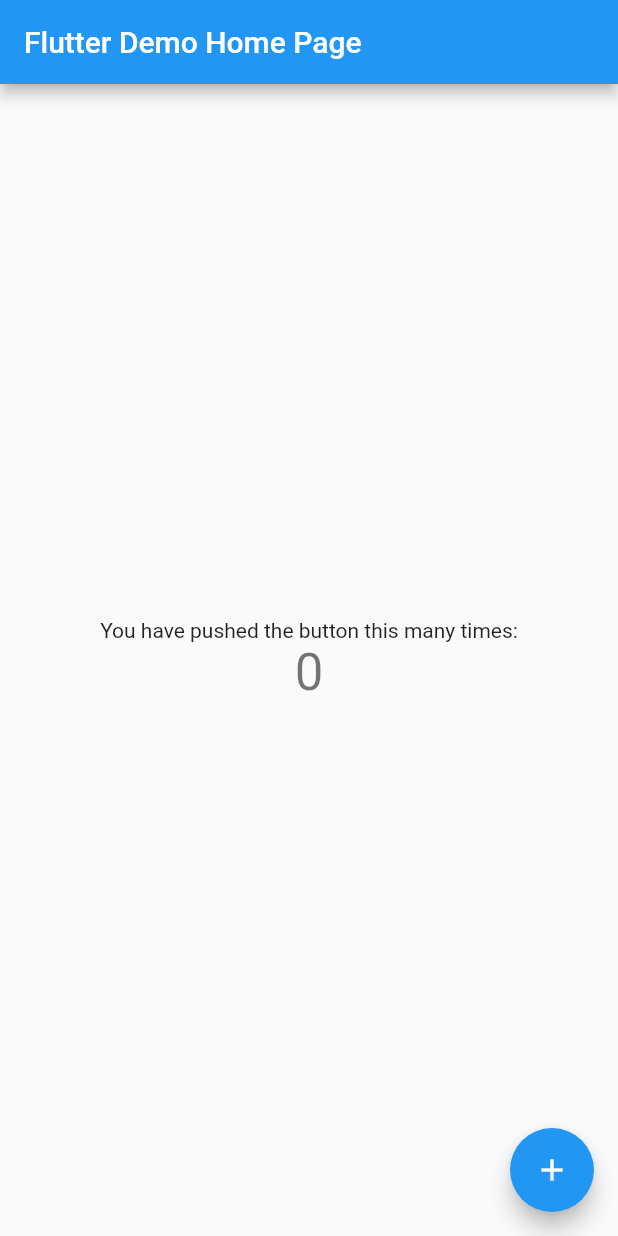
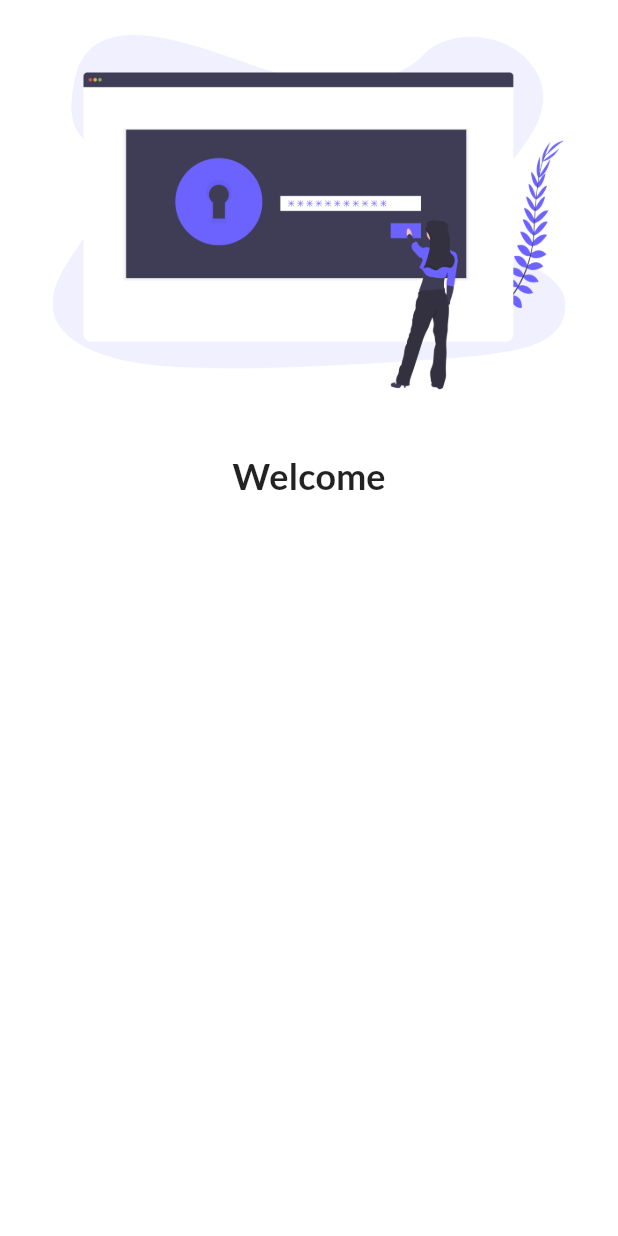
Before and after one commit to AJ8454/BigBasket_Grocery, a Flutter app: the screen it shows after launch, on a phone screen of 412 x 824 dp. Run offline on Flutter 3.47's test engine with Material 2 defaults, Android fonts, the phone set to English and light mode, and no system bars; our stand-ins replace google_fonts.

Commit message:
first commit

```diff
--- a/lib/main.dart
+++ b/lib/main.dart
@@ -1,113 +1,31 @@
 import 'package:flutter/material.dart';
+import 'package:google_fonts/google_fonts.dart';
+import './pages/home_page.dart';
+import './pages/login_page.dart';
 
 void main() {
   runApp(MyApp());
 }
 
 class MyApp extends StatelessWidget {
-  // This widget is the root of your application.
   @override
   Widget build(BuildContext context) {
     return MaterialApp(
-      title: 'Flutter Demo',
+      //home: HomePage(),
+      themeMode: ThemeMode.light,
       theme: ThemeData(
-        // This is the theme of your application.
-        //
-        // Try running your application with "flutter run". You'll see the
-        // application has a blue toolbar. Then, without quitting the app, try
-        // changing the primarySwatch below to Colors.green and then invoke
-        // "hot reload" (press "r" in the console where you ran "flutter run",
-        // or simply save your changes to "hot reload" in a Flutter IDE).
-        // Notice that the counter didn't reset back to zero; the application
-        // is not restarted.
-        primarySwatch: Colors.blue,
+        primarySwatch: Colors.yellow,
+        fontFamily: GoogleFonts.lato().fontFamily,
+        //primaryTextTheme: GoogleFonts.latoTextTheme(),
       ),
-      home: MyHomePage(title: 'Flutter Demo Home Page'),
+      darkTheme: ThemeData(
+        brightness: Brightness.dark,
+      ),
+      initialRoute: "/",
+      routes: {
+        "/": (context) => LoginPage(),
+        "/home": (context) => HomePage(),
+      },
     );
   }
 }
-
-class MyHomePage extends StatefulWidget {
-  MyHomePage({Key key, this.title}) : super(key: key);
-
-  // This widget is the home page of your application. It is stateful, meaning
-  // that it has a State object (defined below) that contains fields that affect
-  // how it looks.
-
-  // This class is the configuration for the state. It holds the values (in this
-  // case the title) provided by the parent (in this case the App widget) and
-  // used by the build method of the State. Fields in a Widget subclass are
-  // always marked "final".
-
-  final String title;
-
-  @override
-  _MyHomePageState createState() => _MyHomePageState();
-}
-
-class _MyHomePageState extends State<MyHomePage> {
-  int _counter = 0;
-
-  void _incrementCounter() {
-    setState(() {
-      // This call to setState tells the Flutter framework that something has
-      // changed in this State, which causes it to rerun the build method below
-      // so that the display can reflect the updated values. If we changed
-      // _counter without calling setState(), then the build method would not be
-      // called again, and so nothing would appear to happen.
-      _counter++;
-    });
-  }
-
-  @override
-  Widget build(BuildContext context) {
-    // This method is rerun every time setState is called, for instance as done
-    // by the _incrementCounter method above.
-    //
-    // The Flutter framework has been optimized to make rerunning build methods
-    // fast, so that you can just rebuild anything that needs updating rather
-    // than having to individually change instances of widgets.
-    return Scaffold(
-      appBar: AppBar(
-        // Here we take the value from the MyHomePage object that was created by
-        // the App.build method, and use it to set our appbar title.
-        title: Text(widget.title),
-      ),
-      body: Center(
-        // Center is a layout widget. It takes a single child and positions it
-        // in the middle of the parent.
-        child: Column(
-          // Column is also a layout widget. It takes a list of children and
-          // arranges them vertically. By default, it sizes itself to fit its
-          // children horizontally, and tries to be as tall as its parent.
-          //
-          // Invoke "debug painting" (press "p" in the console, choose the
-          // "Toggle Debug Paint" action from the Flutter Inspector in Android
-          // Studio, or the "Toggle Debug Paint" command in Visual Studio Code)
-          // to see the wireframe for each widget.
-          //
-          // Column has various properties to control how it sizes itself and
-          // how it positions its children. Here we use mainAxisAlignment to
-          // center the children vertically; the main axis here is the vertical
-          // axis because Columns are vertical (the cross axis would be
-          // horizontal).
-          mainAxisAlignment: MainAxisAlignment.center,
-          children: <Widget>[
-            Text(
-              'You have pushed the button this many times:',
-            ),
-            Text(
-              '$_counter',
-              style: Theme.of(context).textTheme.headline4,
-            ),
-          ],
-        ),
-      ),
-      floatingActionButton: FloatingActionButton(
-        onPressed: _incrementCounter,
-        tooltip: 'Increment',
-        child: Icon(Icons.add),
-      ), // This trailing comma makes auto-formatting nicer for build methods.
-    );
-  }
-}
--- /dev/null
+++ b/lib/pages/home_page.dart
@@ -0,0 +1,24 @@
+import 'package:flutter/material.dart';
+
+class HomePage extends StatelessWidget {
+  @override
+  Widget build(BuildContext context) {
+    return Scaffold(
+      appBar: AppBar(
+        title: Text("Big Basket Grocery"),
+      ),
+      body: Center(
+        child: Container(
+          child: Text(
+            "Welcome to Big Basket Grocery!",
+            style: TextStyle(
+              fontSize: 18,
+              color: Colors.red,
+            ),
+          ),
+        ),
+      ),
+      drawer: Drawer(),
+    );
+  }
+}
--- /dev/null
+++ b/lib/pages/login_page.dart
@@ -0,0 +1,28 @@
+import 'package:flutter/material.dart';
+
+class LoginPage extends StatelessWidget {
+  @override
+  Widget build(BuildContext context) {
+    return Material(
+      color: Colors.white,
+      child: Column(
+        children: [
+          Image.asset(
+            "assets/images/login_image.png",
+            fit: BoxFit.cover,
+          ),
+          SizedBox(
+            height: 20.0,
+          ),
+          Text(
+            "Welcome",
+            style: TextStyle(
+              fontSize: 24,
+              fontWeight: FontWeight.bold,
+            ),
+          ),
+        ],
+      ),
+    );
+  }
+}
--- a/pubspec.yaml
+++ b/pubspec.yaml
@@ -28,6 +28,7 @@
   # The following adds the Cupertino Icons font to your application.
   # Use with the CupertinoIcons class for iOS style icons.
   cupertino_icons: ^1.0.2
+  google_fonts: ^2.0.0
 
 dev_dependencies:
   flutter_test:
@@ -45,8 +46,8 @@
   uses-material-design: true
 
   # To add assets to your application, add an assets section, like this:
-  # assets:
-  #   - images/a_dot_burr.jpeg
+  assets:
+    - assets/images/
   #   - images/a_dot_ham.jpeg
 
   # An image asset can refer to one or more resolution-specific "variants", see
```
Also changed, not shown: assets/images/login_image.png (added), pubspec.lock.
